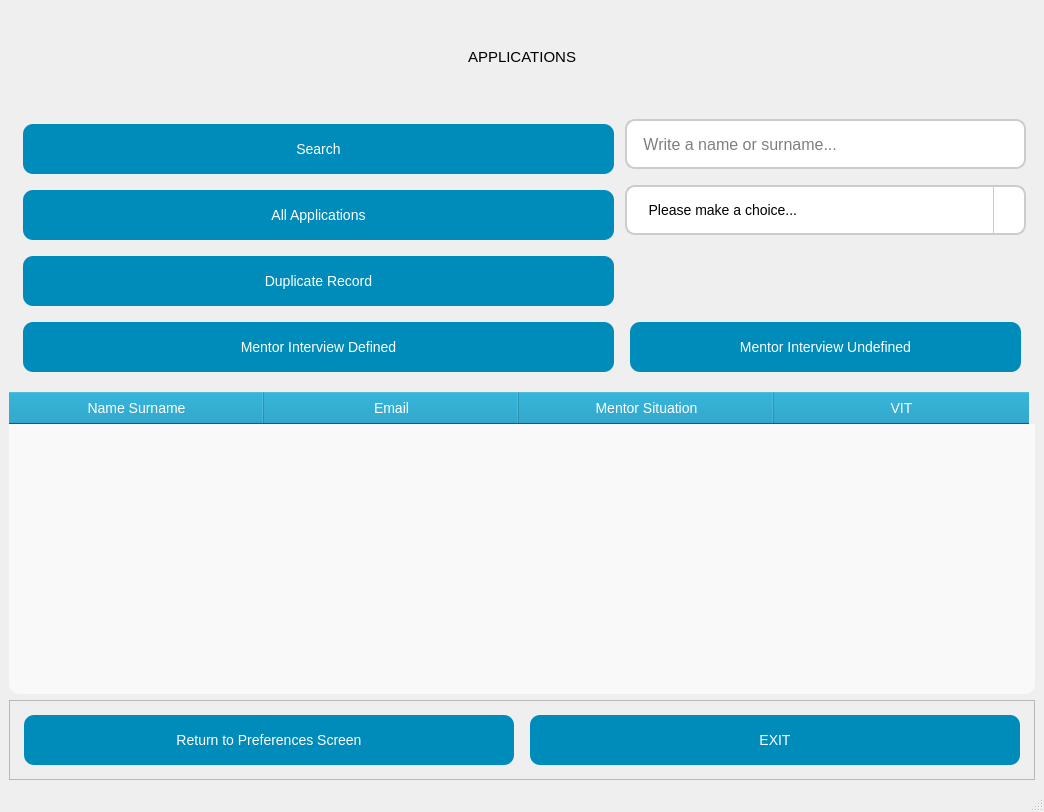
The window that Week10/Application3.ui (mustafagundogdu80/Python_VIT) describes before a commit, drawn with Qt 5.
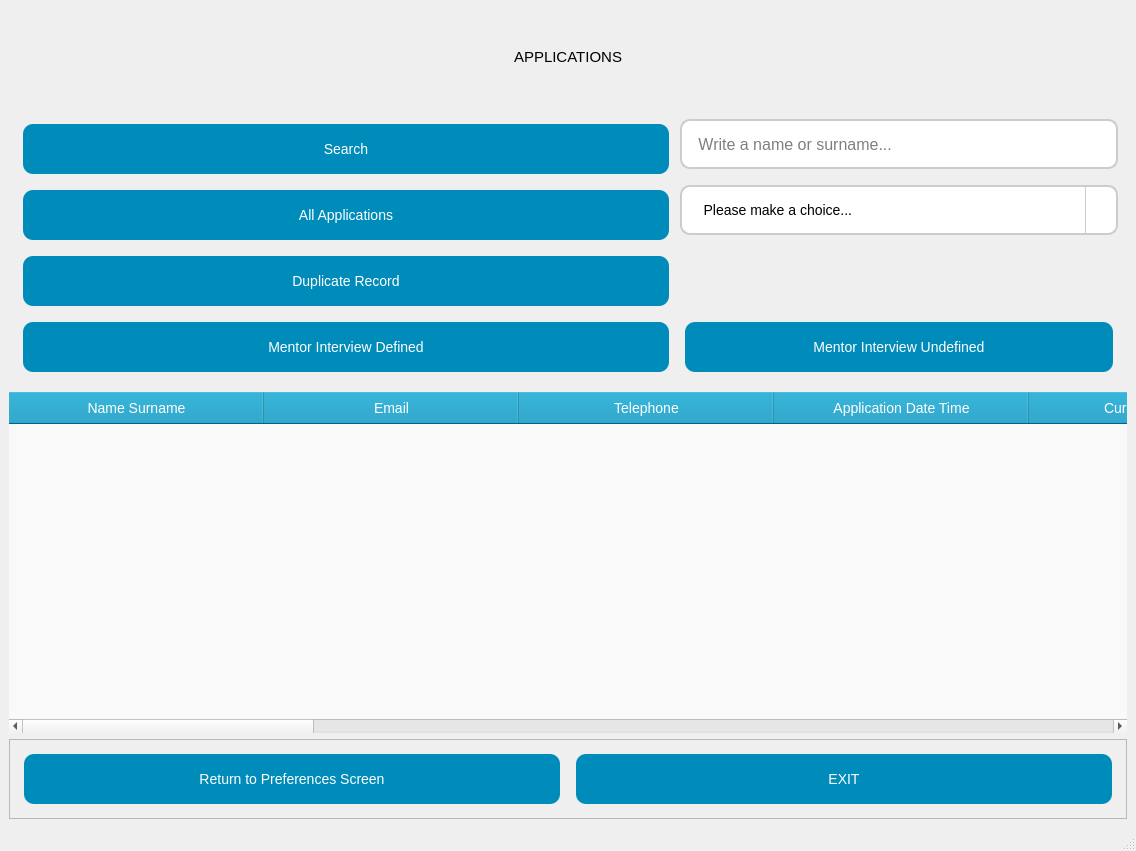
The same window after the commit.

```diff
--- a/Week10/Application3.ui
+++ b/Week10/Application3.ui
@@ -12,8 +12,8 @@
    <rect>
     <x>0</x>
     <y>0</y>
-    <width>1044</width>
-    <height>812</height>
+    <width>1136</width>
+    <height>851</height>
    </rect>
   </property>
   <property name="sizePolicy">
@@ -42,7 +42,10 @@
   </property>
   <property name="font">
    <font>
+    <family>MS Shell Dlg 2</family>
     <pointsize>11</pointsize>
+    <italic>false</italic>
+    <bold>false</bold>
    </font>
   </property>
   <property name="windowTitle">
@@ -120,7 +123,10 @@
       </property>
       <property name="font">
        <font>
+        <family>MS Shell Dlg 2</family>
         <pointsize>11</pointsize>
+        <italic>false</italic>
+        <bold>false</bold>
        </font>
       </property>
       <property name="acceptDrops">
@@ -137,7 +143,7 @@
 }
 </string>
       </property>
-      <layout class="QGridLayout" name="gridLayout" rowstretch="0,0,0,0,0,0" columnstretch="3,0,2,0">
+      <layout class="QGridLayout" name="gridLayout" rowstretch="0,0,0,0,0" columnstretch="3,0,2">
        <item row="3" column="0">
         <widget class="QPushButton" name="PB_duplicate_record_button">
          <property name="minimumSize">
@@ -150,7 +156,6 @@
           <font>
            <family>MS Shell Dlg 2</family>
            <pointsize>11</pointsize>
-           <weight>50</weight>
            <italic>false</italic>
            <bold>false</bold>
           </font>
@@ -192,7 +197,6 @@
           <font>
            <family>MS Shell Dlg 2</family>
            <pointsize>11</pointsize>
-           <weight>50</weight>
            <italic>false</italic>
            <bold>false</bold>
           </font>
@@ -234,7 +238,6 @@
           <font>
            <family>MS Shell Dlg 2</family>
            <pointsize>11</pointsize>
-           <weight>50</weight>
            <italic>false</italic>
            <bold>false</bold>
           </font>
@@ -274,7 +277,6 @@
           <font>
            <family>MS Shell Dlg 2</family>
            <pointsize>11</pointsize>
-           <weight>50</weight>
            <italic>false</italic>
            <bold>false</bold>
           </font>
@@ -319,7 +321,6 @@
           <font>
            <family>MS Shell Dlg 2</family>
            <pointsize>11</pointsize>
-           <weight>50</weight>
            <italic>false</italic>
            <bold>false</bold>
           </font>
@@ -361,7 +362,6 @@
           <font>
            <family>MS Shell Dlg 2</family>
            <pointsize>11</pointsize>
-           <weight>50</weight>
            <italic>false</italic>
            <bold>false</bold>
           </font>
@@ -427,7 +427,6 @@
           <font>
            <family>MS Shell Dlg 2</family>
            <pointsize>11</pointsize>
-           <weight>50</weight>
            <italic>false</italic>
            <bold>false</bold>
           </font>
@@ -478,7 +477,6 @@
        <font>
         <family>MS Shell Dlg 2</family>
         <pointsize>11</pointsize>
-        <weight>50</weight>
         <italic>false</italic>
         <bold>false</bold>
        </font>
@@ -503,7 +501,7 @@
 </string>
       </property>
       <property name="columnCount">
-       <number>4</number>
+       <number>15</number>
       </property>
       <attribute name="horizontalHeaderDefaultSectionSize">
        <number>255</number>
@@ -530,12 +528,62 @@
       </column>
       <column>
        <property name="text">
-        <string>Mentor Situation</string>
+        <string>Telephone</string>
        </property>
-       <property name="font">
-        <font>
-         <pointsize>11</pointsize>
-        </font>
+      </column>
+      <column>
+       <property name="text">
+        <string>Application Date Time</string>
+       </property>
+      </column>
+      <column>
+       <property name="text">
+        <string>Current Situation</string>
+       </property>
+      </column>
+      <column>
+       <property name="text">
+        <string>ITPH Training Request</string>
+       </property>
+      </column>
+      <column>
+       <property name="text">
+        <string>Economic Situation</string>
+       </property>
+      </column>
+      <column>
+       <property name="text">
+        <string>English Level</string>
+       </property>
+      </column>
+      <column>
+       <property name="text">
+        <string>Dutch Level</string>
+       </property>
+      </column>
+      <column>
+       <property name="text">
+        <string>Online Course</string>
+       </property>
+      </column>
+      <column>
+       <property name="text">
+        <string>IT Experience</string>
+       </property>
+      </column>
+      <column>
+       <property name="text">
+        <string>Willingness to Work</string>
+       </property>
+      </column>
+      <column>
+       <property name="text">
+        <string>Why Want to Join</string>
+       </property>
+      </column>
+      <column>
+       <property name="text">
+        <string>Mentor</string>
        </property>
       </column>
       <column>
@@ -577,7 +625,6 @@
           <font>
            <family>MS Shell Dlg 2</family>
            <pointsize>11</pointsize>
-           <weight>50</weight>
            <italic>false</italic>
            <bold>false</bold>
           </font>
```
Left out of the diff: 16 changed lines with no effect on the pictures.
